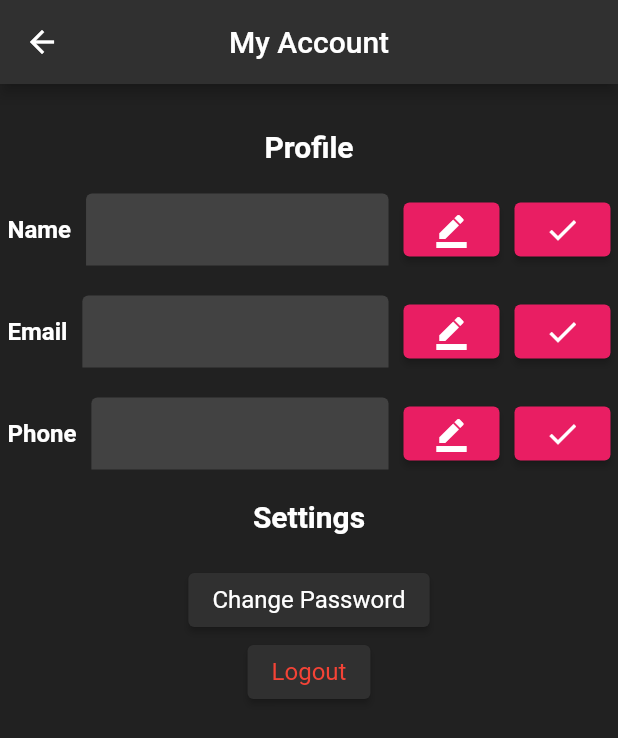
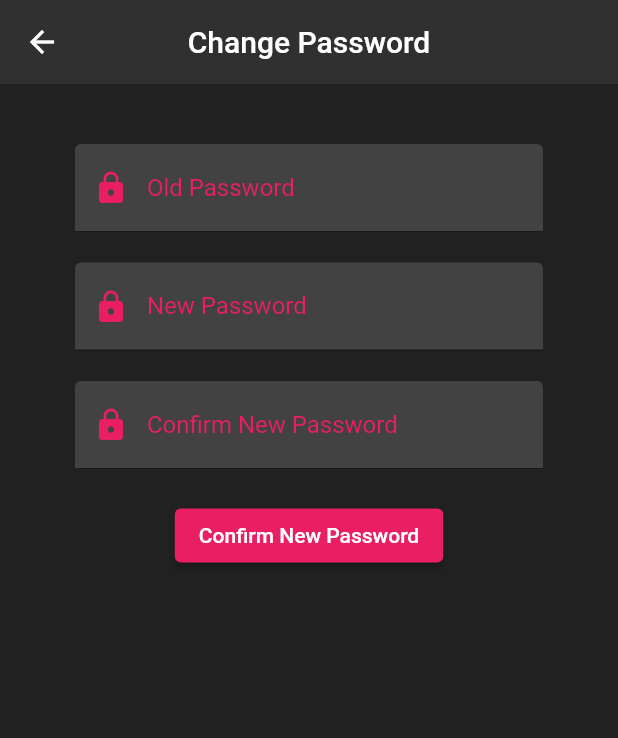
Before and after one commit to devanshk22/car_park_app, a Flutter app: the MyAccountUI screen opened directly, after a tap on "Change Password", on a phone screen of 412 x 824 dp. Shown: the top 738 px of the screen. Run offline on Flutter 3.47's test engine with Material 2 defaults, Android fonts, the phone set to English and light mode, and no system bars; our stand-ins replace cloud_firestore, firebase_auth, firebase_core, geolocator, google_maps_flutter, location and 1 more; missing offline and left inert: geoflutterfire; accounts and stored records are empty; network calls fail.

Commit message:
Adding Change password page

```diff
--- a/lib/main.dart
+++ b/lib/main.dart
@@ -1,4 +1,5 @@
 import 'package:car_park_app/entities/all.dart';
+import 'package:car_park_app/pages/change_password.dart';
 import 'package:car_park_app/pages/services/auth.dart';
 import 'package:car_park_app/pages/wrapper.dart';
 import 'package:flutter/material.dart';
@@ -39,6 +40,7 @@ class MyApp extends StatelessWidget {
           '/registration': (context) => RegistrationUI(),
           '/searchresult': (context) => SearchResultUI(),
           '/wrapper': (context) => Wrapper(),
+          '/changepassword': (context) => ChangePassword(),
         },
       ),
       catchError: (User, UserAccount) => null,
--- a/lib/pages/MyAccountData.dart
+++ b/lib/pages/MyAccountData.dart
@@ -1,5 +1,6 @@
 import 'package:car_park_app/control/DatabaseCtrl.dart';
 import 'package:car_park_app/entities/all.dart';
+import 'package:car_park_app/pages/change_password.dart';
 import 'package:car_park_app/pages/services/auth.dart';
 import 'package:cloud_firestore/cloud_firestore.dart';
 import 'package:firebase_auth/firebase_auth.dart';
@@ -283,7 +284,12 @@ class _MyAccountDataState extends State<MyAccountData> {
                       textStyle: const TextStyle(fontSize: 16),
                       backgroundColor: Colors.grey[850],
                     ),
-                    onPressed: () {},
+                    onPressed: () {
+                      Navigator.push(
+                          context,
+                          MaterialPageRoute(
+                              builder: (context) => ChangePassword()));
+                    },
                     child: const Text('Change Password',
                         style: TextStyle(color: Colors.white)),
                   ),
--- /dev/null
+++ b/lib/pages/change_password.dart
@@ -0,0 +1,164 @@
+import 'package:flutter/material.dart';
+import 'package:car_park_app/pages/services/auth.dart';
+import 'package:car_park_app/shared/constants.dart';
+import 'package:car_park_app/control/DatabaseCtrl.dart';
+import 'package:firebase_auth/firebase_auth.dart';
+import 'package:car_park_app/models/userAccount.dart';
+
+class ChangePassword extends StatefulWidget {
+  const ChangePassword({Key? key}) : super(key: key);
+
+  @override
+  _ChangePasswordState createState() => _ChangePasswordState();
+}
+
+class _ChangePasswordState extends State<ChangePassword> {
+  final FirebaseAuth auth = FirebaseAuth.instance;
+  final _formKey = GlobalKey<FormState>();
+  String oldPassword = " ";
+  String newPassword = " ";
+  String confirmNewPassword = " ";
+  String error = " ";
+  bool passwordValidated = false;
+  @override
+  Widget build(BuildContext context) {
+    final User? user = auth.currentUser;
+    final uid = user?.uid;
+    return Scaffold(
+      backgroundColor: Colors.grey[900],
+      appBar: AppBar(
+        title: Text('Change Password'),
+        elevation: 0.0,
+        centerTitle: true,
+        backgroundColor: Colors.grey[850],
+      ),
+      body: Container(
+        padding: EdgeInsets.symmetric(vertical: 20.0, horizontal: 50.0),
+        child: Form(
+          key: _formKey,
+          child: SingleChildScrollView(
+            child: Column(
+              children: <Widget>[
+                SizedBox(
+                  height: 20.0,
+                ),
+                TextFormField(
+                  decoration: textInputDecoration.copyWith(
+                    hintText: 'Old Password',
+                    labelText: 'Old Password',
+                    labelStyle: TextStyle(color: Colors.pink, fontSize: 16.0),
+                    prefixIcon: Icon(
+                      Icons.lock,
+                      color: Colors.pink,
+                    ),
+                  ),
+                  validator: (val) =>
+                      passwordValidated ? "Incorrect Password" : null,
+                  obscureText: true,
+                  onChanged: (value) {
+                    setState(() async {
+                      oldPassword = value;
+                    });
+                  },
+                ),
+                SizedBox(
+                  height: 20.0,
+                ),
+                TextFormField(
+                  decoration: textInputDecoration.copyWith(
+                    hintText: 'New Password',
+                    labelText: 'New Password',
+                    labelStyle: TextStyle(color: Colors.pink, fontSize: 16.0),
+                    prefixIcon: Icon(
+                      Icons.lock,
+                      color: Colors.pink,
+                    ),
+                  ),
+                  validator: (val) => val!.length < 6
+                      ? "Please enter a password with 6 or more characters"
+                      : null,
+                  obscureText: true,
+                  onChanged: (value) {
+                    setState(() => newPassword = value);
+                  },
+                ),
+                SizedBox(
+                  height: 20.0,
+                ),
+                TextFormField(
+                  decoration: textInputDecoration.copyWith(
+                    hintText: 'Confirm New Password',
+                    labelText: 'Confirm New Password',
+                    labelStyle: TextStyle(color: Colors.pink, fontSize: 16.0),
+                    prefixIcon: Icon(
+                      Icons.lock,
+                      color: Colors.pink,
+                    ),
+                  ),
+                  validator: (val) => val != newPassword
+                      ? "New password does not match with confirmed password"
+                      : null,
+                  obscureText: true,
+                  onChanged: (value) {
+                    setState(() => confirmNewPassword = value);
+                  },
+                ),
+                SizedBox(
+                  height: 20.0,
+                ),
+                ElevatedButton(
+                  style: ButtonStyle(
+                    backgroundColor:
+                        MaterialStateProperty.all<Color>(Colors.pink),
+                  ),
+                  child: Text(
+                    "Confirm New Password",
+                    style: TextStyle(color: Colors.white),
+                  ),
+                  onPressed: () async {
+                    passwordValidated = await validatePassword(oldPassword);
+                    if (_formKey.currentState!.validate()) {
+                      if (!passwordValidated) {
+                        setState(() => error = 'Incorrect Password');
+                      }
+                      if (newPassword != confirmNewPassword) {
+                        setState(() => error = 'Passwords do not match');
+                      } else {
+                        user!.updatePassword(newPassword);
+                      }
+                    }
+                  },
+                ),
+                SizedBox(
+                  height: 12.0,
+                ),
+                Text(
+                  error,
+                  style: TextStyle(
+                    color: Colors.red,
+                    fontSize: 14.0,
+                  ),
+                )
+              ],
+            ),
+          ),
+        ),
+      ),
+    );
+  }
+
+  Future<bool> validatePassword(String password) async {
+    var firebaseUser = auth.currentUser;
+
+    var authCredentials = EmailAuthProvider.credential(
+        email: firebaseUser!.email!, password: password);
+    try {
+      var authResult =
+          await firebaseUser.reauthenticateWithCredential(authCredentials);
+      return authResult.user != null;
+    } catch (e) {
+      print(e);
+      return false;
+    }
+  }
+}
```
